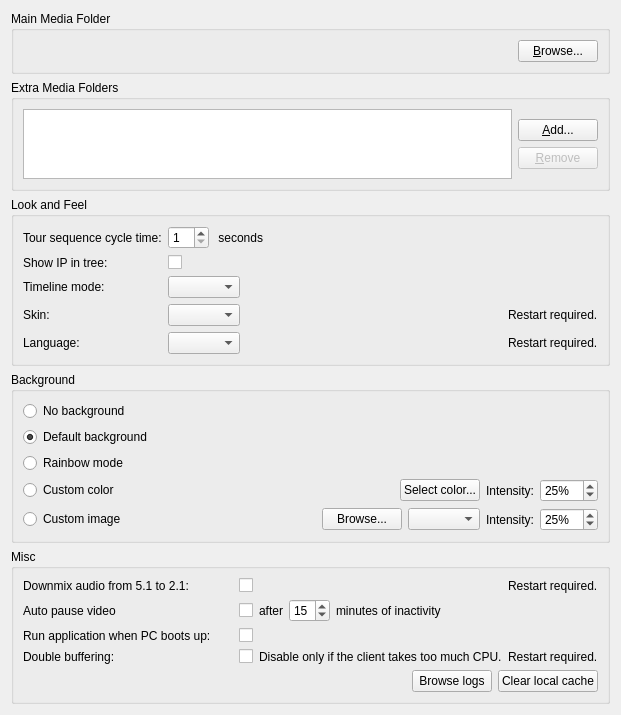
Before: the Qt Designer form client/src/ui/widgets/settings/general_preferences_widget.ui in networkoptix/nx_open, drawn with Qt 5.
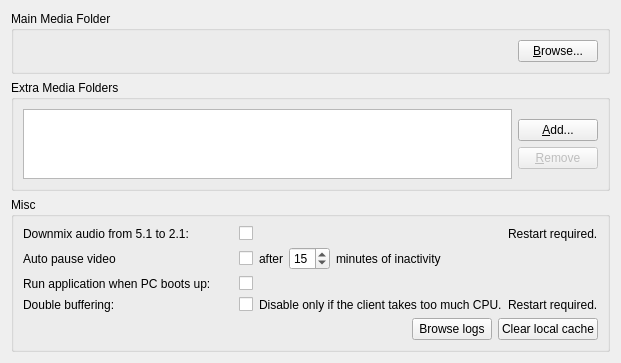
After: the same form once the commit is applied.

Diff of the .ui file:
```diff
--- a/client/src/ui/widgets/settings/general_preferences_widget.ui
+++ b/client/src/ui/widgets/settings/general_preferences_widget.ui
@@ -7,13 +7,13 @@
     <x>0</x>
     <y>0</y>
     <width>580</width>
-    <height>677</height>
+    <height>353</height>
    </rect>
   </property>
   <property name="windowTitle">
    <string/>
   </property>
-  <layout class="QVBoxLayout" name="verticalLayout" stretch="0,1,0,0,0">
+  <layout class="QVBoxLayout" name="verticalLayout" stretch="0,1,0">
    <item>
     <widget class="QGroupBox" name="mainMediaFolderGroupBox">
      <property name="sizePolicy">
@@ -119,345 +119,6 @@
      </layout>
     </widget>
    </item>
-   <item>
-    <widget class="QGroupBox" name="lookAndFeelGroupBox">
-     <property name="title">
-      <string>Look and Feel</string>
-     </property>
-     <layout class="QFormLayout" name="formLayout">
-      <property name="fieldGrowthPolicy">
-       <enum>QFormLayout::AllNonFixedFieldsGrow</enum>
-      </property>
-      <item row="0" column="0">
-       <widget class="QLabel" name="tourCycleTimeLabel">
-        <property name="text">
-         <string>Tour sequence cycle time:</string>
-        </property>
-        <property name="buddy">
-         <cstring>tourCycleTimeSpinBox</cstring>
-        </property>
-       </widget>
-      </item>
-      <item row="0" column="1">
-       <layout class="QHBoxLayout" name="horizontalLayout_4" stretch="0,1">
-        <item>
-         <widget class="QSpinBox" name="tourCycleTimeSpinBox">
-          <property name="minimum">
-           <number>1</number>
-          </property>
-         </widget>
-        </item>
-        <item>
-         <widget class="QLabel" name="label_2">
-          <property name="text">
-           <string> seconds</string>
-          </property>
-         </widget>
-        </item>
-       </layout>
-      </item>
-      <item row="1" column="0">
-       <widget class="QLabel" name="showIpInTreeLabel">
-        <property name="text">
-         <string>Show IP in tree:</string>
-        </property>
-        <property name="buddy">
-         <cstring>showIpInTreeCheckBox</cstring>
-        </property>
-       </widget>
-      </item>
-      <item row="1" column="1">
-       <widget class="QCheckBox" name="showIpInTreeCheckBox">
-        <property name="text">
-         <string/>
-        </property>
-       </widget>
-      </item>
-      <item row="2" column="0">
-       <widget class="QLabel" name="timelineModeLabel">
-        <property name="text">
-         <string>Timeline mode:</string>
-        </property>
-       </widget>
-      </item>
-      <item row="2" column="1">
-       <layout class="QHBoxLayout" name="horizontalLayout_6">
-        <item>
-         <widget class="QComboBox" name="timeModeComboBox"/>
-        </item>
-        <item>
-         <spacer name="horizontalSpacer">
-          <property name="orientation">
-           <enum>Qt::Horizontal</enum>
-          </property>
-          <property name="sizeHint" stdset="0">
-           <size>
-            <width>40</width>
-            <height>20</height>
-           </size>
-          </property>
-         </spacer>
-        </item>
-       </layout>
-      </item>
-      <item row="3" column="0">
-       <widget class="QLabel" name="skinLabel">
-        <property name="text">
-         <string>Skin:</string>
-        </property>
-       </widget>
-      </item>
-      <item row="3" column="1">
-       <layout class="QHBoxLayout" name="horizontalLayout_9">
-        <item>
-         <widget class="QComboBox" name="skinComboBox"/>
-        </item>
-        <item>
-         <spacer name="horizontalSpacer_5">
-          <property name="orientation">
-           <enum>Qt::Horizontal</enum>
-          </property>
-          <property name="sizeHint" stdset="0">
-           <size>
-            <width>40</width>
-            <height>20</height>
-           </size>
-          </property>
-         </spacer>
-        </item>
-        <item>
-         <widget class="QLabel" name="skinWarningLabel">
-          <property name="text">
-           <string>Restart required.</string>
-          </property>
-         </widget>
-        </item>
-       </layout>
-      </item>
-      <item row="4" column="0">
-       <widget class="QLabel" name="languageLabel">
-        <property name="sizePolicy">
-         <sizepolicy hsizetype="Preferred" vsizetype="Preferred">
-          <horstretch>0</horstretch>
-          <verstretch>0</verstretch>
-         </sizepolicy>
-        </property>
-        <property name="minimumSize">
-         <size>
-          <width>0</width>
-          <height>0</height>
-         </size>
-        </property>
-        <property name="text">
-         <string>Language:</string>
-        </property>
-        <property name="buddy">
-         <cstring>languageComboBox</cstring>
-        </property>
-       </widget>
-      </item>
-      <item row="4" column="1">
-       <layout class="QHBoxLayout" name="horizontalLayout_7">
-        <item>
-         <widget class="QComboBox" name="languageComboBox"/>
-        </item>
-        <item>
-         <spacer name="horizontalSpacer_3">
-          <property name="orientation">
-           <enum>Qt::Horizontal</enum>
-          </property>
-          <property name="sizeHint" stdset="0">
-           <size>
-            <width>40</width>
-            <height>20</height>
-           </size>
-          </property>
-         </spacer>
-        </item>
-        <item>
-         <widget class="QLabel" name="languageWarningLabel">
-          <property name="text">
-           <string>Restart required.</string>
-          </property>
-         </widget>
-        </item>
-       </layout>
-      </item>
-     </layout>
-    </widget>
-   </item>
-   <item>
-    <widget class="QGroupBox" name="backgroundGroupBox">
-     <property name="title">
-      <string>Background</string>
-     </property>
-     <layout class="QVBoxLayout" name="verticalLayout_2">
-      <item>
-       <widget class="QRadioButton" name="backgroundEmptyRadioButton">
-        <property name="text">
-         <string>No background</string>
-        </property>
-       </widget>
-      </item>
-      <item>
-       <widget class="QRadioButton" name="backgroundDefaultRadioButton">
-        <property name="text">
-         <string>Default background</string>
-        </property>
-        <property name="checked">
-         <bool>true</bool>
-        </property>
-       </widget>
-      </item>
-      <item>
-       <widget class="QRadioButton" name="backgroundRainbowRadioButton">
-        <property name="text">
-         <string>Rainbow mode</string>
-        </property>
-       </widget>
-      </item>
-      <item>
-       <widget class="QWidget" name="backgroundColorWidget" native="true">
-        <layout class="QHBoxLayout" name="horizontalLayout_12">
-         <property name="leftMargin">
-          <number>0</number>
-         </property>
-         <property name="topMargin">
-          <number>0</number>
-         </property>
-         <property name="rightMargin">
-          <number>0</number>
-         </property>
-         <property name="bottomMargin">
-          <number>0</number>
-         </property>
-         <item>
-          <widget class="QRadioButton" name="backgroundCustomRadioButton">
-           <property name="text">
-            <string>Custom color</string>
-           </property>
-          </widget>
-         </item>
-         <item>
-          <spacer name="horizontalSpacer_4">
-           <property name="orientation">
-            <enum>Qt::Horizontal</enum>
-           </property>
-           <property name="sizeHint" stdset="0">
-            <size>
-             <width>40</width>
-             <height>20</height>
-            </size>
-           </property>
-          </spacer>
-         </item>
-         <item>
-          <widget class="QPushButton" name="selectColorButton">
-           <property name="text">
-            <string>Select color...</string>
-           </property>
-          </widget>
-         </item>
-         <item>
-          <widget class="QLabel" name="backgroundColorOpacityLabel">
-           <property name="text">
-            <string>Intensity:</string>
-           </property>
-          </widget>
-         </item>
-         <item>
-          <widget class="QSpinBox" name="backgroundColorOpacitySpinBox">
-           <property name="suffix">
-            <string>%</string>
-           </property>
-           <property name="minimum">
-            <number>1</number>
-           </property>
-           <property name="maximum">
-            <number>100</number>
-           </property>
-           <property name="value">
-            <number>25</number>
-           </property>
-          </widget>
-         </item>
-        </layout>
-       </widget>
-      </item>
-      <item>
-       <widget class="QWidget" name="backgroundImageWidget" native="true">
-        <layout class="QHBoxLayout" name="horizontalLayout_11">
-         <property name="leftMargin">
-          <number>0</number>
-         </property>
-         <property name="topMargin">
-          <number>0</number>
-         </property>
-         <property name="rightMargin">
-          <number>0</number>
-         </property>
-         <property name="bottomMargin">
-          <number>0</number>
-         </property>
-         <item>
-          <widget class="QRadioButton" name="backgroundImageRadioButton">
-           <property name="text">
-            <string>Custom image</string>
-           </property>
-          </widget>
-         </item>
-         <item>
-          <spacer name="horizontalSpacer_6">
-           <property name="orientation">
-            <enum>Qt::Horizontal</enum>
-           </property>
-           <property name="sizeHint" stdset="0">
-            <size>
-             <width>174</width>
-             <height>20</height>
-            </size>
-           </property>
-          </spacer>
-         </item>
-         <item>
-          <widget class="QPushButton" name="selectImageButton">
-           <property name="text">
-            <string>Browse...</string>
-           </property>
-          </widget>
-         </item>
-         <item>
-          <widget class="QComboBox" name="backgroundImageModeComboBox"/>
-         </item>
-         <item>
-          <widget class="QLabel" name="backgroundImageOpacityLabel">
-           <property name="text">
-            <string>Intensity:</string>
-           </property>
-          </widget>
-         </item>
-         <item>
-          <widget class="QSpinBox" name="backgroundImageOpacitySpinBox">
-           <property name="suffix">
-            <string>%</string>
-           </property>
-           <property name="minimum">
-            <number>1</number>
-           </property>
-           <property name="maximum">
-            <number>100</number>
-           </property>
-           <property name="value">
-            <number>25</number>
-           </property>
-          </widget>
-         </item>
-        </layout>
-       </widget>
-      </item>
-     </layout>
-    </widget>
-   </item>
    <item>
     <widget class="QGroupBox" name="miscGroupBox">
      <property name="title">
```
Left out of the diff: 9 changed lines with no effect on the pictures.
